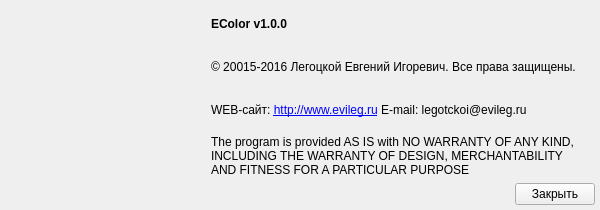
First picture: the form in about.ui, repository Legotckoi/EColor, before the edit.
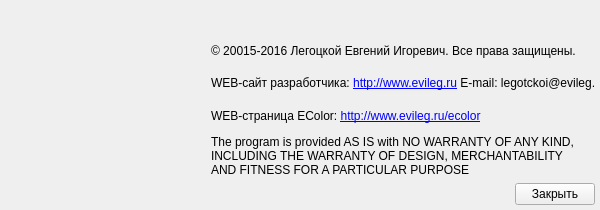
Second picture: the form after the edit. Icons and pictures are not drawn.

```diff
--- a/about.ui
+++ b/about.ui
@@ -53,30 +53,17 @@
    <property name="spacing">
     <number>6</number>
    </property>
-   <item row="4" column="2">
-    <widget class="QPushButton" name="pushButton">
-     <property name="styleSheet">
-      <string notr="true"/>
-     </property>
+   <item row="2" column="1" colspan="2">
+    <widget class="QLabel" name="label_3">
      <property name="text">
-      <string>Закрыть</string>
+      <string>&lt;html&gt;&lt;head/&gt;&lt;body&gt;&lt;p align=&quot;justify&quot;&gt;WEB-сайт разработчика: &lt;a href=&quot;http://www.evileg.ru&quot;&gt;&lt;span style=&quot; text-decoration: underline; color:#0000ff;&quot;&gt;http://www.evileg.ru&lt;/span&gt;&lt;/a&gt; E-mail: legotckoi@evileg.ru&lt;/p&gt;&lt;/body&gt;&lt;/html&gt;</string>
+     </property>
+     <property name="margin">
+      <number>5</number>
      </property>
     </widget>
    </item>
-   <item row="4" column="1">
-    <spacer name="horizontalSpacer">
-     <property name="orientation">
-      <enum>Qt::Horizontal</enum>
-     </property>
-     <property name="sizeHint" stdset="0">
-      <size>
-       <width>40</width>
-       <height>20</height>
-      </size>
-     </property>
-    </spacer>
-   </item>
-   <item row="3" column="1" colspan="2">
+   <item row="4" column="1" colspan="2">
     <widget class="QLabel" name="label_5">
      <property name="text">
       <string>&lt;html&gt;&lt;head/&gt;&lt;body&gt;&lt;p align=&quot;justify&quot;&gt;The program is provided AS IS with NO WARRANTY OF ANY KIND,&lt;br/&gt; INCLUDING THE WARRANTY OF DESIGN, MERCHANTABILITY &lt;br/&gt;AND FITNESS FOR A PARTICULAR PURPOSE&lt;/p&gt;&lt;/body&gt;&lt;/html&gt;</string>
@@ -92,13 +79,13 @@
      </property>
     </widget>
    </item>
-   <item row="2" column="1" colspan="2">
-    <widget class="QLabel" name="label_3">
-     <property name="text">
-      <string>&lt;html&gt;&lt;head/&gt;&lt;body&gt;&lt;p align=&quot;justify&quot;&gt;WEB-сайт: &lt;a href=&quot;http://www.evileg.ru&quot;&gt;&lt;span style=&quot; text-decoration: underline; color:#0000ff;&quot;&gt;http://www.evileg.ru&lt;/span&gt;&lt;/a&gt; E-mail: legotckoi@evileg.ru&lt;/p&gt;&lt;/body&gt;&lt;/html&gt;</string>
+   <item row="5" column="2">
+    <widget class="QPushButton" name="pushButton">
+     <property name="styleSheet">
+      <string notr="true"/>
      </property>
-     <property name="margin">
-      <number>5</number>
+     <property name="text">
+      <string>Закрыть</string>
      </property>
     </widget>
    </item>
@@ -112,29 +99,7 @@
      </property>
     </widget>
    </item>
-   <item row="0" column="1" colspan="2">
-    <widget class="QLabel" name="label_2">
-     <property name="font">
-      <font>
-       <weight>75</weight>
-       <bold>true</bold>
-      </font>
-     </property>
-     <property name="styleSheet">
-      <string notr="true"/>
-     </property>
-     <property name="text">
-      <string>EColor v1.0.0</string>
-     </property>
-     <property name="alignment">
-      <set>Qt::AlignLeading|Qt::AlignLeft|Qt::AlignVCenter</set>
-     </property>
-     <property name="margin">
-      <number>5</number>
-     </property>
-    </widget>
-   </item>
-   <item row="0" column="0" rowspan="5">
+   <item row="0" column="0" rowspan="6">
     <widget class="QLabel" name="label">
      <property name="minimumSize">
       <size>
@@ -162,6 +127,51 @@
      </property>
     </widget>
    </item>
+   <item row="5" column="1">
+    <spacer name="horizontalSpacer">
+     <property name="orientation">
+      <enum>Qt::Horizontal</enum>
+     </property>
+     <property name="sizeHint" stdset="0">
+      <size>
+       <width>40</width>
+       <height>20</height>
+      </size>
+     </property>
+    </spacer>
+   </item>
+   <item row="0" column="1" colspan="2">
+    <widget class="QLabel" name="labelVersion">
+     <property name="font">
+      <font>
+       <weight>75</weight>
+       <bold>true</bold>
+      </font>
+     </property>
+     <property name="styleSheet">
+      <string notr="true"/>
+     </property>
+     <property name="text">
+      <string/>
+     </property>
+     <property name="alignment">
+      <set>Qt::AlignLeading|Qt::AlignLeft|Qt::AlignVCenter</set>
+     </property>
+     <property name="margin">
+      <number>5</number>
+     </property>
+    </widget>
+   </item>
+   <item row="3" column="1" colspan="2">
+    <widget class="QLabel" name="label_2">
+     <property name="text">
+      <string>&lt;html&gt;&lt;head/&gt;&lt;body&gt;&lt;p align=&quot;justify&quot;&gt;WEB-страница EColor: &lt;a href=&quot;http://www.evileg.ru&quot;&gt;&lt;span style=&quot; text-decoration: underline; color:#0000ff;&quot;&gt;http://www.evileg.ru/ecolor&lt;/span&gt;&lt;/a&gt;&lt;/p&gt;&lt;/body&gt;&lt;/html&gt;</string>
+     </property>
+     <property name="margin">
+      <number>5</number>
+     </property>
+    </widget>
+   </item>
   </layout>
  </widget>
  <resources>
```
